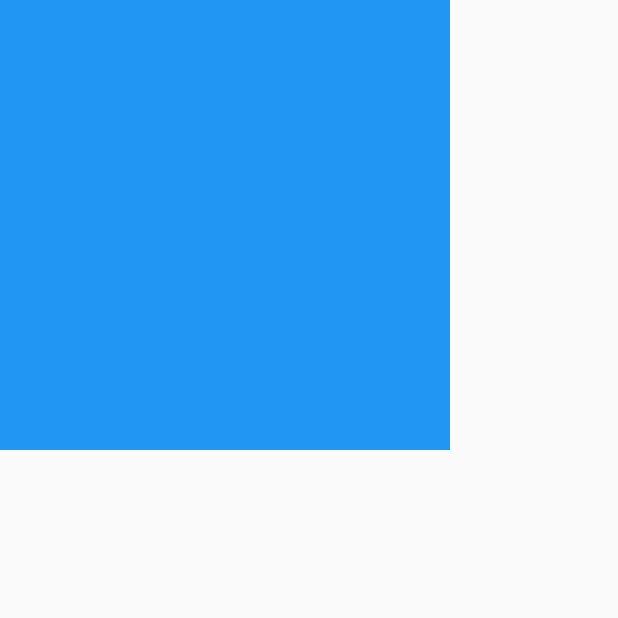
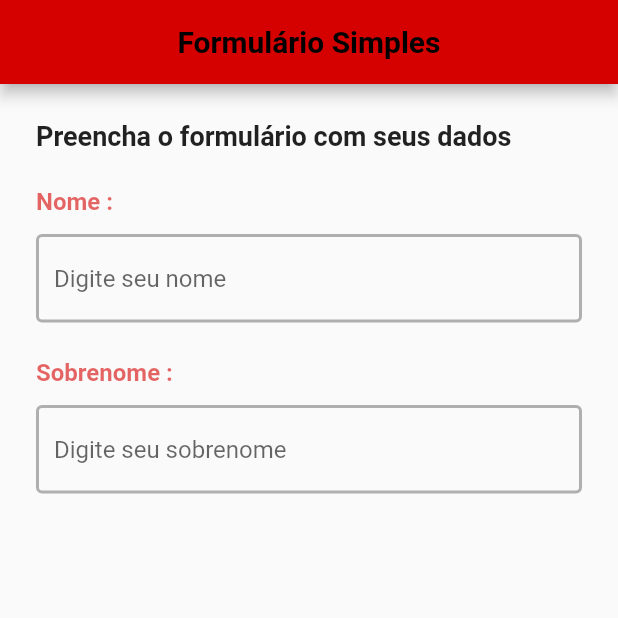
Before and after one commit to PauloRafaelSousaAlves/Simple-Form, a Flutter app: the screen it shows after launch, on a phone screen of 412 x 824 dp, the top half of it. Run offline on Flutter 3.47's test engine with Material 2 defaults, Android fonts, the phone set to English and light mode, and no system bars.

Commit message:
inicio formulario

```diff
--- /dev/null
+++ b/lib/design_system/app_bar/app_bar_widget.dart
@@ -0,0 +1,49 @@
+import 'package:flutter/material.dart';
+import 'package:simple_form/design_system/color/ds_colors.dart';
+
+class AppBarWidget extends StatelessWidget implements PreferredSizeWidget {
+  final AppBar? appBar;
+  final Color? backgroundColor;
+  final Image? image;
+  final String? title;
+  final VoidCallback? onTap;
+
+  const AppBarWidget({
+    super.key,
+    this.appBar,
+    this.backgroundColor,
+    this.image,
+    this.title,
+    this.onTap,
+  });
+
+  @override
+  Widget build(BuildContext context) {
+    return SafeArea(
+      child: AppBar(
+        centerTitle: true,
+        leading: GestureDetector(
+          onTap: onTap,
+          child: Center(
+            child: SizedBox(
+              height: 16,
+              width: 16,
+              child: image,
+            ),
+          ),
+        ),
+        title: Text(
+          title!,
+          style: const TextStyle(
+            color: DSColors.black,
+            fontWeight: FontWeight.bold,
+          ),
+        ),
+        backgroundColor: backgroundColor,
+      ),
+    );
+  }
+
+  @override
+  Size get preferredSize => const Size.fromHeight(kToolbarHeight);
+}
--- a/lib/main.dart
+++ b/lib/main.dart
@@ -8,5 +8,9 @@ void main() async {
   Controller ctrl = Controller();
   ctrl;
 
-  runApp(App(controller: ctrl));
+  runApp(
+    App(
+      controller: ctrl,
+    ),
+  );
 }
--- a/lib/presenter/form/form_display.dart
+++ b/lib/presenter/form/form_display.dart
@@ -1,19 +1,99 @@
 import 'package:flutter/material.dart';
+import 'package:simple_form/design_system/app_bar/app_bar_widget.dart';
 import 'package:simple_form/design_system/color/ds_colors.dart';
+import 'package:simple_form/design_system/sized_box/sized_box_component.dart';
 
-class FormDisplay extends StatelessWidget {
+class FormDisplay extends StatefulWidget {
   const FormDisplay({Key? key}) : super(key: key);
 
-  static const routeName = '/formDisplay';
+  static const routeName = '/form_display';
+
+  @override
+  State<FormDisplay> createState() => _FormDisplayState();
+}
+
+class _FormDisplayState extends State<FormDisplay> {
+  final formKey = GlobalKey<FormState>();
 
   @override
   Widget build(BuildContext context) {
     return Scaffold(
-      body: Container(
-        width: 300,
-        height: 300,
-        color: DSColors.blue,
-      ),
-    );
+        appBar: const AppBarWidget(
+          backgroundColor: DSColors.red,
+          title: 'Formulário Simples',
+        ),
+        body: SingleChildScrollView(
+          child: Padding(
+            padding: const EdgeInsets.all(24),
+            child: Form(
+              key: formKey,
+              child: Column(
+                mainAxisAlignment: MainAxisAlignment.start,
+                crossAxisAlignment: CrossAxisAlignment.start,
+                children: [
+                  const Text(
+                    '''Preencha o formulário com seus dados''',
+                    style: TextStyle(
+                      fontSize: 18,
+                      fontWeight: FontWeight.bold,
+                    ),
+                  ),
+                  SizedBoxComponent.verticalSpaceS24,
+                  const Text(
+                    'Nome :',
+                    style: TextStyle(
+                      fontSize: 16,
+                      fontWeight: FontWeight.bold,
+                      color: DSColors.red60,
+                    ),
+                  ),
+                  SizedBoxComponent.verticalSpaceS12,
+                  TextFormField(
+                    decoration: const InputDecoration(
+                      hintText: 'Digite seu nome',
+                      enabledBorder: OutlineInputBorder(
+                        borderSide: BorderSide(
+                          width: 2,
+                          color: DSColors.black30,
+                        ),
+                      ),
+                    ),
+                    // onChanged: ,
+                    validator: (value) {
+                      if (value!.isEmpty) {}
+                      return null;
+                    },
+                  ),
+                  SizedBoxComponent.verticalSpaceS24,
+                  const Text(
+                    'Sobrenome :',
+                    style: TextStyle(
+                      fontSize: 16,
+                      fontWeight: FontWeight.bold,
+                      color: DSColors.red60,
+                    ),
+                  ),
+                  SizedBoxComponent.verticalSpaceS12,
+                  TextFormField(
+                    decoration: const InputDecoration(
+                      hintText: 'Digite seu sobrenome',
+                      enabledBorder: OutlineInputBorder(
+                        borderSide: BorderSide(
+                          width: 2,
+                          color: DSColors.black30,
+                        ),
+                      ),
+                    ),
+                    // onChanged: ,
+                    validator: (value) {
+                      if (value!.isEmpty) {}
+                      return null;
+                    },
+                  ),
+                ],
+              ),
+            ),
+          ),
+        ));
   }
 }
```
Also changed, not shown: pubspec.yaml (+1 -32 lines), pubspec.lock.
